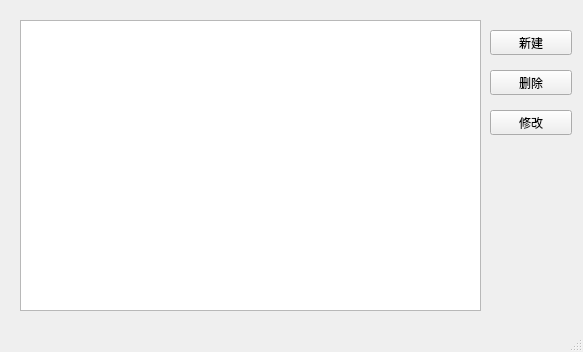
Before: the Qt Designer form managementwindow.ui in czhc001/Qt-Project-FAPIAO, drawn with Qt 5.
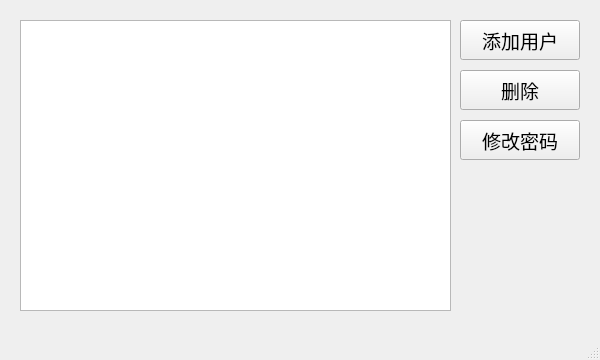
After: the same form once the commit is applied.

Commit message: 界面ui修改

Diff of the .ui file:
```diff
--- a/managementwindow.ui
+++ b/managementwindow.ui
@@ -6,8 +6,8 @@
    <rect>
     <x>0</x>
     <y>0</y>
-    <width>583</width>
-    <height>352</height>
+    <width>600</width>
+    <height>360</height>
    </rect>
   </property>
   <property name="windowTitle">
@@ -17,25 +17,35 @@
    <widget class="QPushButton" name="Button_addUser">
     <property name="geometry">
      <rect>
-      <x>490</x>
-      <y>30</y>
-      <width>82</width>
-      <height>25</height>
+      <x>460</x>
+      <y>20</y>
+      <width>120</width>
+      <height>40</height>
      </rect>
     </property>
+    <property name="font">
+     <font>
+      <pointsize>14</pointsize>
+     </font>
+    </property>
     <property name="text">
-     <string>新建</string>
+     <string>添加用户</string>
     </property>
    </widget>
    <widget class="QPushButton" name="Button_deleteUser">
     <property name="geometry">
      <rect>
-      <x>490</x>
+      <x>460</x>
       <y>70</y>
-      <width>82</width>
-      <height>25</height>
+      <width>120</width>
+      <height>40</height>
      </rect>
     </property>
+    <property name="font">
+     <font>
+      <pointsize>14</pointsize>
+     </font>
+    </property>
     <property name="text">
      <string>删除</string>
     </property>
@@ -43,14 +53,19 @@
    <widget class="QPushButton" name="Button_modify">
     <property name="geometry">
      <rect>
-      <x>490</x>
-      <y>110</y>
-      <width>82</width>
-      <height>25</height>
+      <x>460</x>
+      <y>120</y>
+      <width>120</width>
+      <height>40</height>
      </rect>
     </property>
+    <property name="font">
+     <font>
+      <pointsize>14</pointsize>
+     </font>
+    </property>
     <property name="text">
-     <string>修改</string>
+     <string>修改密码</string>
     </property>
    </widget>
    <widget class="QTableView" name="tableView_userInfo">
@@ -58,10 +73,15 @@
      <rect>
       <x>20</x>
       <y>20</y>
-      <width>461</width>
+      <width>431</width>
       <height>291</height>
      </rect>
     </property>
+    <property name="font">
+     <font>
+      <pointsize>14</pointsize>
+     </font>
+    </property>
     <property name="selectionBehavior">
      <enum>QAbstractItemView::SelectRows</enum>
     </property>
```
Left out of the diff: 10 changed lines with no effect on the pictures. The commit also changes 7 other files.
